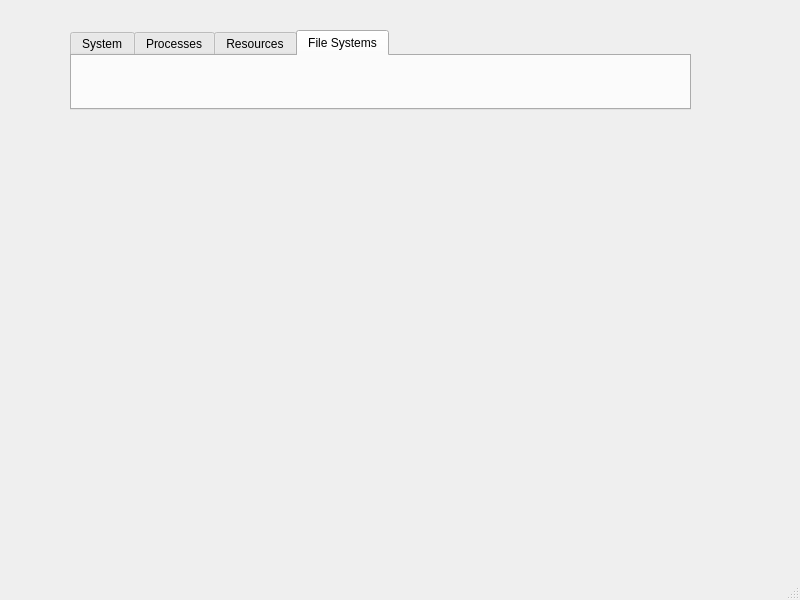
Before: the Qt Designer form mainwindow.ui in leonliangsc/TaskManager, drawn with Qt 5.
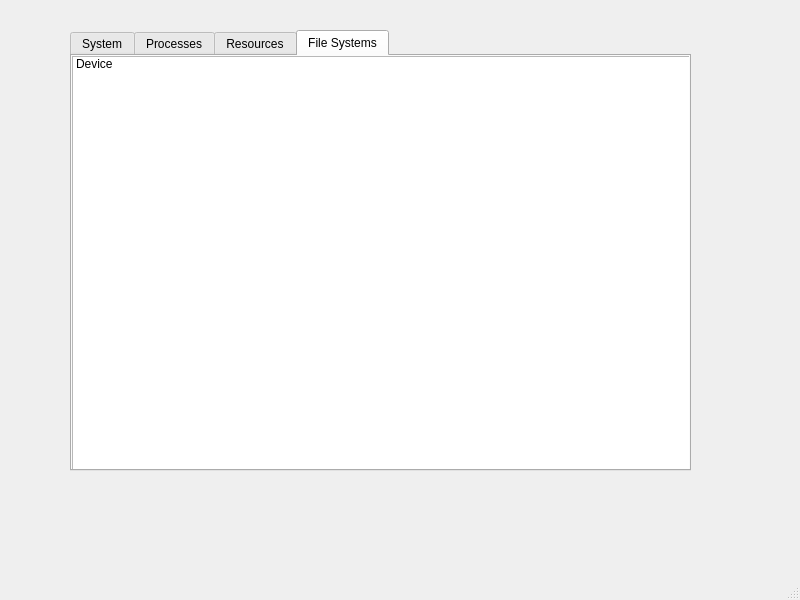
After: the same form once the commit is applied. The open tabs and pages were chosen to show the change.

Diff of the .ui file:
```diff
--- a/mainwindow.ui
+++ b/mainwindow.ui
@@ -20,7 +20,7 @@
       <x>70</x>
       <y>30</y>
       <width>621</width>
-      <height>80</height>
+      <height>441</height>
      </rect>
     </property>
     <property name="tabShape">
@@ -48,6 +48,21 @@
      <attribute name="title">
       <string>File Systems</string>
      </attribute>
+     <widget class="QListWidget" name="listWidget">
+      <property name="geometry">
+       <rect>
+        <x>0</x>
+        <y>0</y>
+        <width>621</width>
+        <height>421</height>
+       </rect>
+      </property>
+      <item>
+       <property name="text">
+        <string>Device</string>
+       </property>
+      </item>
+     </widget>
     </widget>
    </widget>
   </widget>
```
Left out of the diff: 2 changed lines with no effect on the pictures.
